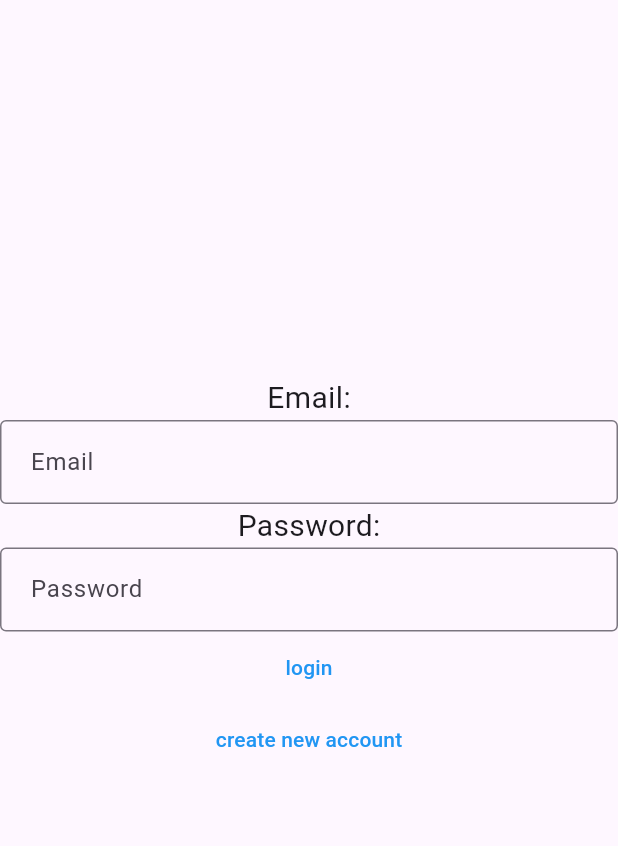
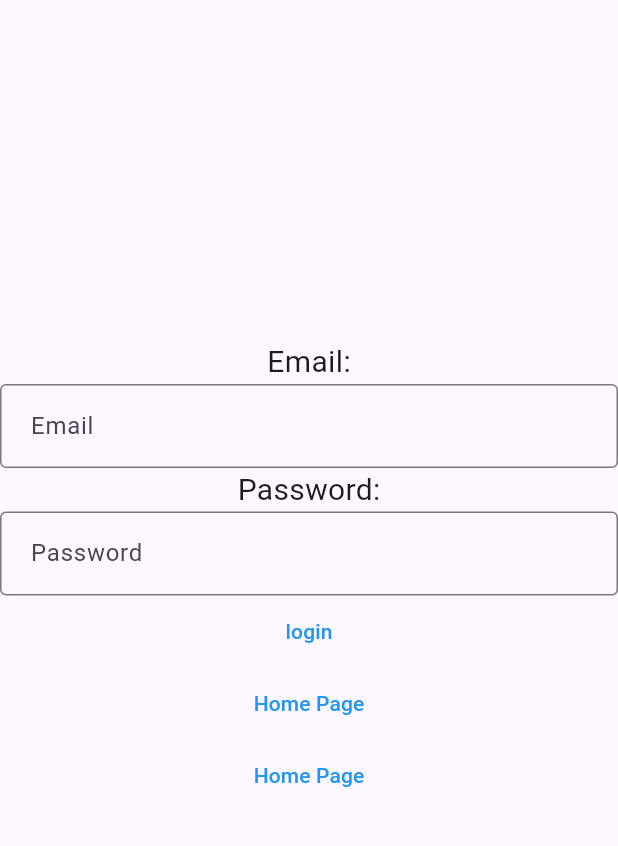
Before and after one commit to noorsharkia1/FinalProject, a Flutter app: the screen it shows after launch, on a phone screen of 412 x 824 dp, the part 84-930 px from its top. Run offline on Flutter 3.47's test engine with Material 3 defaults, Android fonts, the phone set to English and light mode, and no system bars.

```diff
--- a/lib/main.dart
+++ b/lib/main.dart
@@ -8,13 +8,11 @@ void main() {
 class MyApp extends StatelessWidget {
   const MyApp({super.key});
 
-
   @override
   Widget build(BuildContext context) {
     return MaterialApp(
       title: 'Noor Sharkia',
       theme: ThemeData(
-
         colorScheme: ColorScheme.fromSeed(seedColor: Colors.deepPurple),
         useMaterial3: true,
       ),
@@ -25,7 +23,6 @@ class MyApp extends StatelessWidget {
 
 class MyHomePage extends StatefulWidget {
   const MyHomePage({super.key, required this.title});
-
 
   final String title;
 
@@ -48,51 +45,36 @@ class _MyHomePageState extends State<MyHomePage> {
   Widget build(BuildContext context) {
     return Scaffold(
       appBar: AppBar(
-
-        backgroundColor: Theme
-            .of(context)
-            .colorScheme
-            .inversePrimary,
-
+        backgroundColor: Theme.of(context).colorScheme.inversePrimary,
         title: Text(widget.title),
       ),
       body: Center(
-
         child: Column(
-
           mainAxisAlignment: MainAxisAlignment.center,
           children: <Widget>[
-            Text("Email:", style: TextStyle(fontSize: 20),),
-
+            Text(
+              "Email:",
+              style: TextStyle(fontSize: 20),
+            ),
             TextField(
               decoration: InputDecoration(
-                  border: OutlineInputBorder(),
-                  hintText: ' Email'
+                  border: OutlineInputBorder(), hintText: ' Email'),
             ),
+            Text(
+              "Password:",
+              style: TextStyle(fontSize: 20),
             ),
-
-
-        Text("Password:", style: TextStyle(fontSize: 20),),
-
             TextField(
               decoration: InputDecoration(
-              border: OutlineInputBorder(),
-              hintText: ' Password'
+                  border: OutlineInputBorder(), hintText: ' Password'),
             ),
-        ),
-
-
-
-
             TextButton(
               style: ButtonStyle(
                 foregroundColor: MaterialStateProperty.all<Color>(Colors.blue),
               ),
               onPressed: () {},
-
               child: Text('login'),
             ),
-
             TextButton(
               style: ButtonStyle(
                 foregroundColor: MaterialStateProperty.all<Color>(Colors.blue),
@@ -100,14 +82,27 @@ class _MyHomePageState extends State<MyHomePage> {
               onPressed: () {
                 Navigator.push(
                   context,
-              MaterialPageRoute(builder: (context) => const RegisterScreen(title: "new account")),
+                  MaterialPageRoute(
+                      builder: (context) =>
+                          const RegisterScreen(title: "new account")),
                 );
               },
-          child: Text('create new account'),
+              child: Text('Home Page'),
+            ),
+            TextButton(
+              style: ButtonStyle(
+                foregroundColor: MaterialStateProperty.all<Color>(Colors.blue),
+              ),
+              onPressed: () {
+                Navigator.push(
+                  context,
+                  MaterialPageRoute(builder: (context) => const HomePageScreen()));
+
+              },
+              child: Text('Home Page'),
             ),
           ],
         ),
-
       ),
     );
   }
```
Also changed, not shown: lib/Views/HomePageScreen.dart (added, +45 -0 lines). Lines whose indentation alone changed are shown as unchanged.
